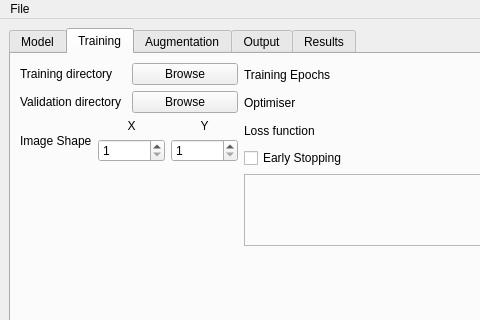
Before: the Qt Designer form gui/nntrainer/gui/ui/nntrainer.ui in simonrw/nntrainer, drawn with Qt 5; both pictures show x 0 to 480 and y 0 to 320 of the 800 by 600 pixel window.
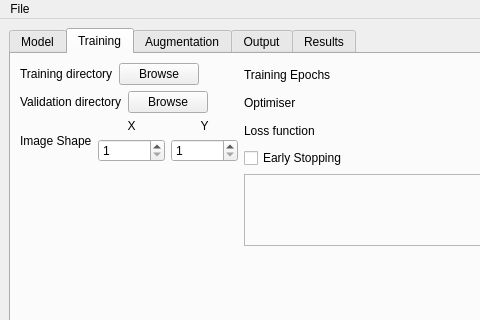
After: the same form once the commit is applied. The open tabs and pages were chosen to show the change.

Commit message: Name all controls

Patch:
```diff
--- a/gui/nntrainer/gui/ui/nntrainer.ui
+++ b/gui/nntrainer/gui/ui/nntrainer.ui
@@ -18,7 +18,10 @@
     <item>
      <widget class="QTabWidget" name="tabWidget">
       <property name="currentIndex">
-       <number>3</number>
+       <number>0</number>
+      </property>
+      <property name="tabBarAutoHide">
+       <bool>false</bool>
       </property>
       <widget class="QWidget" name="tab">
        <attribute name="title">
@@ -134,6 +137,13 @@
               </property>
              </widget>
             </item>
+            <item>
+             <widget class="QLabel" name="trainingDirValue">
+              <property name="text">
+               <string/>
+              </property>
+             </widget>
+            </item>
            </layout>
           </item>
           <item>
@@ -152,6 +162,13 @@
               </property>
              </widget>
             </item>
+            <item>
+             <widget class="QLabel" name="validationDirValue">
+              <property name="text">
+               <string/>
+              </property>
+             </widget>
+            </item>
            </layout>
           </item>
           <item>
```
Left out of the diff: 33 changed lines with no effect on the pictures.
